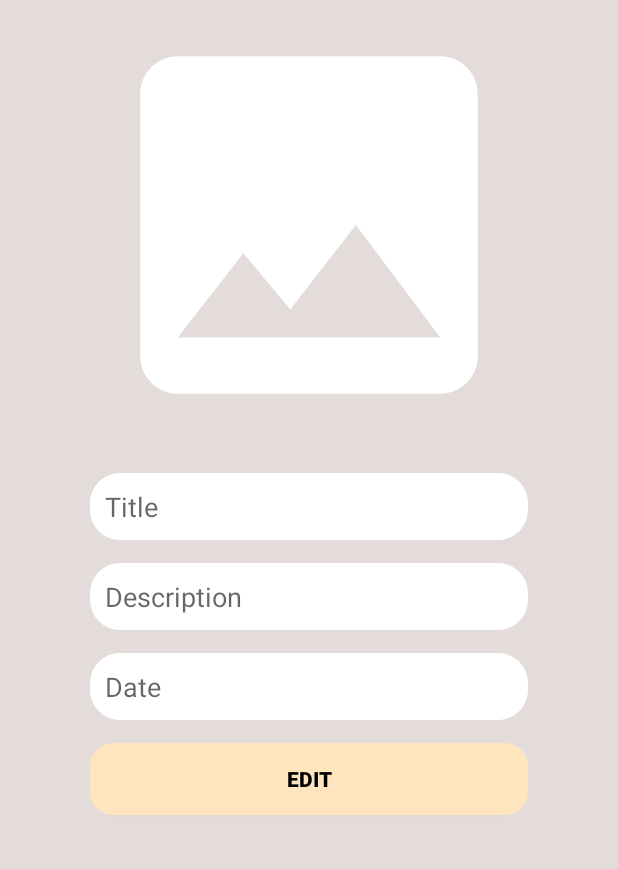
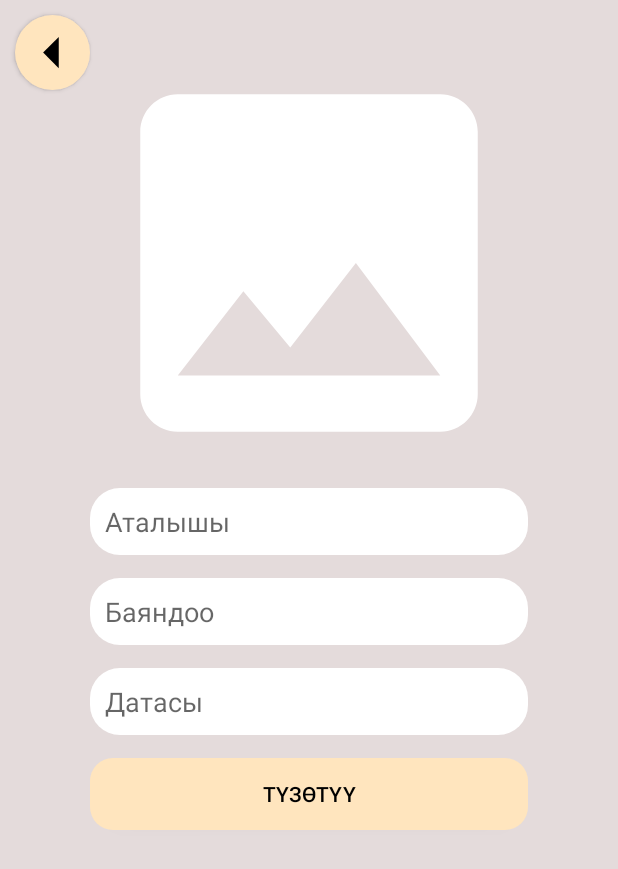
Before and after one commit to DzhaparovBekmamat/HomeTask2, an Android app: the screen it shows after launch (MainActivity), after a tap on an icon or button, on a phone screen of 412 x 824 dp. Shown: the top 869 px of the screen. Run offline under Robolectric (Android 15) with nearby library versions, the light colour scheme and no system bars.

Commit message:
Add some code

```diff
--- a/app/build.gradle
+++ b/app/build.gradle
@@ -34,10 +34,11 @@ android {
 
 dependencies {
     implementation 'com.github.bumptech.glide:glide:4.15.1'
-    implementation 'androidx.core:core-ktx:1.7.0'
+    implementation 'androidx.core:core-ktx:1.10.0'
     implementation 'androidx.appcompat:appcompat:1.6.1'
     implementation 'com.google.android.material:material:1.8.0'
     implementation 'androidx.constraintlayout:constraintlayout:2.1.4'
+    implementation 'androidx.core:core-ktx:1.10.0'
     testImplementation 'junit:junit:4.13.2'
     androidTestImplementation 'androidx.test.ext:junit:1.1.5'
     androidTestImplementation 'androidx.test.espresso:espresso-core:3.5.1'
--- a/app/src/main/AndroidManifest.xml
+++ b/app/src/main/AndroidManifest.xml
@@ -7,7 +7,7 @@
         android:dataExtractionRules="@xml/data_extraction_rules"
         android:fullBackupContent="@xml/backup_rules"
         android:icon="@mipmap/ic_launcher"
-        android:label="@string/app_name"
+        android:label="Notes.kg"
         android:supportsRtl="true"
         android:theme="@style/Theme.HomeTask2"
         tools:targetApi="31">
--- a/app/src/main/java/com/example/hometask2/AddFragment.kt
+++ b/app/src/main/java/com/example/hometask2/AddFragment.kt
@@ -12,6 +12,7 @@ import android.view.ViewGroup
 import android.widget.Button
 import android.widget.EditText
 import android.widget.ImageView
+import androidx.fragment.app.FragmentManager
 import java.io.IOException
 
 @Suppress("DEPRECATION")
@@ -28,6 +29,7 @@ class AddFragment : Fragment() {
     @SuppressLint("SetTextI18n")
     override fun onViewCreated(view: View, savedInstanceState: Bundle?) {
         super.onViewCreated(view, savedInstanceState)
+        val back: Button = view.findViewById(R.id.back)
         val button: Button = view.findViewById(R.id.button_add_fragment)
         val title: EditText = view.findViewById(R.id.first_edit_text_add_fragment)
         val description: EditText = view.findViewById(R.id.second_edit_text_add_fragment)
@@ -35,7 +37,12 @@ class AddFragment : Fragment() {
         imageView = view.findViewById(R.id.image_view_add_fragment)
         pickImageFromGallery()
         val bundle = Bundle()
-        if (arguments != null) {
+        if (arguments != null && arguments?.getSerializable("searchText") != null) {
+            val text = arguments?.getString("searchText")
+            title.setText(text)
+            button.text = "Түзөтүү"
+        }
+        if (arguments != null && arguments?.getSerializable("editNote") != null) {
             button.text = "Edit"
             val note = arguments?.getSerializable("editNote") as Note
             title.setText(note.title)
@@ -46,6 +53,7 @@ class AddFragment : Fragment() {
                 val descriptionString = description.text.toString()
                 val dateString = date.text.toString()
                 val edit = Note(imageUrl, titleString, descriptionString, dateString)
+                (requireActivity() as MainActivity).list.add(note)
                 bundle.putSerializable("edit", edit)
                 val pos = arguments?.getInt("position")
                 if (pos != null) {
@@ -64,6 +72,12 @@ class AddFragment : Fragment() {
                 requireActivity().supportFragmentManager.setFragmentResult("note", bundle)
                 requireActivity().supportFragmentManager.popBackStack()
             }
+        }
+        back.setOnClickListener {
+            val mainFragment = MainFragment()
+            val fragmentManager: FragmentManager = parentFragmentManager
+            fragmentManager.beginTransaction().replace(R.id.add_fragment_container, mainFragment)
+                .addToBackStack(null).commit()
         }
     }
 
--- a/app/src/main/java/com/example/hometask2/MainActivity.kt
+++ b/app/src/main/java/com/example/hometask2/MainActivity.kt
@@ -4,6 +4,7 @@ import androidx.appcompat.app.AppCompatActivity
 import android.os.Bundle
 
 class MainActivity : AppCompatActivity() {
+    val list: MutableList<Note> = ArrayList()
     override fun onCreate(savedInstanceState: Bundle?) {
         super.onCreate(savedInstanceState)
         setContentView(R.layout.activity_main)
--- a/app/src/main/java/com/example/hometask2/MainFragment.kt
+++ b/app/src/main/java/com/example/hometask2/MainFragment.kt
@@ -2,6 +2,7 @@ package com.example.hometask2
 
 import android.annotation.SuppressLint
 import android.app.AlertDialog
+import android.content.Intent
 import android.os.Bundle
 import androidx.fragment.app.Fragment
 import android.view.LayoutInflater
@@ -9,6 +10,7 @@ import android.view.View
 import android.view.ViewGroup
 import android.widget.Button
 import android.widget.EditText
+import android.widget.TextView
 import androidx.recyclerview.widget.RecyclerView
 
 @Suppress("DEPRECATION")
@@ -17,13 +19,16 @@ class MainFragment : Fragment(), NoteAdapter.IOnItem {
     private lateinit var noteAdapter: NoteAdapter
     private lateinit var add: Button
     private lateinit var sort: Button
+    private lateinit var textView: TextView
     override fun onViewCreated(view: View, savedInstanceState: Bundle?) {
         super.onViewCreated(view, savedInstanceState)
+        textView = view.findViewById(R.id.nothing_found)
+        recyclerView = view.findViewById(R.id.recyclerView)
         add = view.findViewById(R.id.button_add)
         sort = view.findViewById(R.id.button_sort)
-        recyclerView = view.findViewById(R.id.recyclerView)
         noteAdapter = NoteAdapter(this)
         recyclerView.adapter = noteAdapter
+        noteAdapter.setList((requireActivity() as MainActivity).list)
         requireActivity().supportFragmentManager.setFragmentResultListener(
             "note", this
         ) { _, result ->
@@ -50,6 +55,12 @@ class MainFragment : Fragment(), NoteAdapter.IOnItem {
             fragmentTransaction.replace(R.id.main_fragment_container, addFragment)
                 .addToBackStack(null).commit()
         }
+        val itemCount = recyclerView.adapter?.itemCount ?: 0
+        if (itemCount == 0) {
+            textView.visibility = View.VISIBLE
+        } else {
+            textView.visibility = View.GONE
+        }
     }
 
     private fun getSearchText(): String {
@@ -59,14 +70,19 @@ class MainFragment : Fragment(), NoteAdapter.IOnItem {
 
     override fun delete(position: Int) {
         val alertDialog = AlertDialog.Builder(requireContext())
-        alertDialog.setTitle("Предупреждение!")
-        alertDialog.setMessage("Вы уверены что хотите удалить?")
-        alertDialog.setPositiveButton("УДАЛИТЬ") { _, _ -> noteAdapter.delete(position) }
-        alertDialog.setNegativeButton("ОТМЕНА", null)
+        alertDialog.setTitle("Эскертүү!")
+        alertDialog.setMessage("Чын эле жок кылгыңыз келеби?")
+        alertDialog.setPositiveButton("Өчүрүү") { _, _ -> noteAdapter.delete(position) }
+        alertDialog.setNegativeButton("Токтотуу", null)
         alertDialog.show()
     }
 
     override fun share(position: Int) {
+        val intent = Intent(Intent.ACTION_SEND)
+        intent.type = "text/plain"
+        val noteText = "Эскертүүнүн тексти"
+        intent.putExtra(Intent.EXTRA_TEXT, noteText)
+        startActivity(Intent.createChooser(intent, "Эскертүүнү бөлүшүү"))
     }
 
     @SuppressLint("CommitTransaction")
--- a/app/src/main/java/com/example/hometask2/Note.kt
+++ b/app/src/main/java/com/example/hometask2/Note.kt
@@ -6,8 +6,5 @@ import java.io.Serializable
  * Author: Dzhaparov Bekmamat
  */
 class Note(
-    var photoResource: String?,
-    var title: String?,
-    var description: String?,
-    var date: String?
+    var photoResource: String?, var title: String?, var description: String?, var date: String?
 ) : Serializable
--- a/app/src/main/java/com/example/hometask2/NoteAdapter.kt
+++ b/app/src/main/java/com/example/hometask2/NoteAdapter.kt
@@ -14,7 +14,7 @@ import com.bumptech.glide.load.resource.bitmap.RoundedCorners
 
 class NoteAdapter(private val listener: MainFragment) :
     RecyclerView.Adapter<NoteAdapter.ViewHolder>() {
-    private val list = ArrayList<Note>()
+    private val list: MutableList<Note> = ArrayList()
 
     @SuppressLint("NotifyDataSetChanged")
     fun addNote(note: Note) {
@@ -51,6 +51,13 @@ class NoteAdapter(private val listener: MainFragment) :
         return list.size
     }
 
+    @SuppressLint("NotifyDataSetChanged")
+    fun setList(list: MutableList<Note>) {
+        this.list.clear()
+        this.list.addAll(list)
+        notifyDataSetChanged()
+    }
+
     inner class ViewHolder(view: View) : RecyclerView.ViewHolder(view) {
         private val imageView: ImageView = view.findViewById(R.id.image_view_note_list)
         private val title: TextView = view.findViewById(R.id.title_note_list)
@@ -58,7 +65,7 @@ class NoteAdapter(private val listener: MainFragment) :
         private val date: TextView = view.findViewById(R.id.date_note_list)
         private val delete: Button = view.findViewById(R.id.button_remove)
         private val editButton: Button = view.findViewById(R.id.button_edit)
-
+        private val share: Button = view.findViewById(R.id.button_share)
         fun bind(position: Int) {
             title.text = list[position].title
             description.text = list[position].description
@@ -71,6 +78,9 @@ class NoteAdapter(private val listener: MainFragment) :
             editButton.setOnClickListener {
                 listener.edit(position, list[position])
             }
+            share.setOnClickListener {
+                listener.share(adapterPosition)
+            }
         }
     }
 }
--- a/app/src/main/res/drawable/delete.xml
+++ b/app/src/main/res/drawable/delete.xml
@@ -1,4 +1,4 @@
-<vector android:height="24dp" android:tint="#000000"
+<vector android:height="24dp" android:tint="#262F56"
     android:viewportHeight="24" android:viewportWidth="24"
     android:width="24dp" xmlns:android="http://schemas.android.com/apk/res/android">
     <path android:fillColor="@android:color/white" android:pathData="M6,19c0,1.1 0.9,2 2,2h8c1.1,0 2,-0.9 2,-2V7H6v12zM19,4h-3.5l-1,-1h-5l-1,1H5v2h14V4z"/>
--- a/app/src/main/res/drawable/edit.xml
+++ b/app/src/main/res/drawable/edit.xml
@@ -1,4 +1,4 @@
-<vector android:height="24dp" android:tint="#000000"
+<vector android:height="24dp" android:tint="#262F56"
     android:viewportHeight="24" android:viewportWidth="24"
     android:width="24dp" xmlns:android="http://schemas.android.com/apk/res/android">
     <path android:fillColor="@android:color/white" android:pathData="M3,17.25V21h3.75L17.81,9.94l-3.75,-3.75L3,17.25zM20.71,7.04c0.39,-0.39 0.39,-1.02 0,-1.41l-2.34,-2.34c-0.39,-0.39 -1.02,-0.39 -1.41,0l-1.83,1.83 3.75,3.75 1.83,-1.83z"/>
--- a/app/src/main/res/drawable/image_add.xml
+++ b/app/src/main/res/drawable/image_add.xml
@@ -1,6 +1,6 @@
 <?xml version="1.0" encoding="utf-8"?>
-<vector android:height="48dp" android:tint="#FFFFFF"
+<vector android:height="80dp" android:tint="#FFFFFF"
     android:viewportHeight="24" android:viewportWidth="24"
-    android:width="48dp" xmlns:android="http://schemas.android.com/apk/res/android">
+    android:width="80dp" xmlns:android="http://schemas.android.com/apk/res/android">
     <path android:fillColor="@android:color/white" android:pathData="M21,19V5c0,-1.1 -0.9,-2 -2,-2H5c-1.1,0 -2,0.9 -2,2v14c0,1.1 0.9,2 2,2h14c1.1,0 2,-0.9 2,-2zM8.5,13.5l2.5,3.01L14.5,12l4.5,6H5l3.5,-4.5z"/>
 </vector>
--- /dev/null
+++ b/app/src/main/res/drawable/left.xml
@@ -0,0 +1,5 @@
+<vector android:autoMirrored="true" android:height="24dp"
+    android:tint="#000000" android:viewportHeight="24"
+    android:viewportWidth="24" android:width="24dp" xmlns:android="http://schemas.android.com/apk/res/android">
+    <path android:fillColor="@android:color/white" android:pathData="M14,7l-5,5 5,5V7z"/>
+</vector>
--- /dev/null
+++ b/app/src/main/res/drawable/left_path.xml
@@ -0,0 +1,9 @@
+<?xml version="1.0" encoding="utf-8"?>
+<layer-list xmlns:android="http://schemas.android.com/apk/res/android">
+    <item>
+        <shape android:shape="oval">
+            <solid android:color="@color/yellow"/>
+        </shape>
+    </item>
+    <item android:drawable="@drawable/left" />
+</layer-list>
--- a/app/src/main/res/drawable/share.xml
+++ b/app/src/main/res/drawable/share.xml
@@ -1,6 +1,5 @@
-<?xml version="1.0" encoding="utf-8"?>
 <vector android:autoMirrored="true" android:height="24dp"
-    android:tint="#000000" android:viewportHeight="24"
+    android:tint="#262F56" android:viewportHeight="24"
     android:viewportWidth="24" android:width="24dp" xmlns:android="http://schemas.android.com/apk/res/android">
     <path android:fillColor="@android:color/white" android:pathData="M19,19H5V5h7V3H5c-1.11,0 -2,0.9 -2,2v14c0,1.1 0.89,2 2,2h14c1.1,0 2,-0.9 2,-2v-7h-2v7zM14,3v2h3.59l-9.83,9.83 1.41,1.41L19,6.41V10h2V3h-7z"/>
 </vector>
--- a/app/src/main/res/layout/fragment_add.xml
+++ b/app/src/main/res/layout/fragment_add.xml
@@ -16,6 +16,7 @@
             android:id="@+id/image_view_add_fragment"
             android:layout_width="300dp"
             android:layout_height="300dp"
+            android:layout_marginTop="25dp"
             android:background="@drawable/image_add"
             app:layout_constraintLeft_toLeftOf="parent"
             app:layout_constraintRight_toRightOf="parent"
@@ -26,11 +27,11 @@
             android:layout_width="match_parent"
             android:layout_height="wrap_content"
             android:layout_marginHorizontal="60dp"
-            android:layout_marginTop="15dp"
             android:background="@drawable/image_view"
-            android:hint="Title"
+            android:hint="Аталышы"
             android:padding="10dp"
-            app:layout_constraintTop_toBottomOf="@id/image_view_add_fragment" />
+            app:layout_constraintTop_toBottomOf="@id/image_view_add_fragment"
+            tools:ignore="HardcodedText" />
 
         <EditText
             android:id="@+id/second_edit_text_add_fragment"
@@ -39,9 +40,11 @@
             android:layout_marginHorizontal="60dp"
             android:layout_marginTop="15dp"
             android:background="@drawable/image_view"
-            android:hint="Description"
+            android:hint="Баяндоо"
+            android:inputType="textAutoCorrect"
             android:padding="10dp"
-            app:layout_constraintTop_toBottomOf="@id/first_edit_text_add_fragment" />
+            app:layout_constraintTop_toBottomOf="@id/first_edit_text_add_fragment"
+            tools:ignore="HardcodedText" />
 
         <EditText
             android:id="@+id/third_edit_text_add_fragment"
@@ -50,9 +53,11 @@
             android:layout_marginHorizontal="60dp"
             android:layout_marginTop="15dp"
             android:background="@drawable/image_view"
-            android:hint="Date"
+            android:hint="Датасы"
+            android:inputType="phone"
             android:padding="10dp"
-            app:layout_constraintTop_toBottomOf="@id/second_edit_text_add_fragment" />
+            app:layout_constraintTop_toBottomOf="@id/second_edit_text_add_fragment"
+            tools:ignore="HardcodedText" />
 
         <androidx.appcompat.widget.AppCompatButton
             android:id="@+id/button_add_fragment"
@@ -61,9 +66,19 @@
             android:layout_marginHorizontal="60dp"
             android:layout_marginTop="15dp"
             android:background="@drawable/button_add_fragment"
-            android:text="Add"
+            android:text="Кошуу"
             android:textColor="@color/black"
-            android:textStyle="bold"
-            app:layout_constraintTop_toBottomOf="@id/third_edit_text_add_fragment" />
+            android:textStyle="normal"
+            app:layout_constraintTop_toBottomOf="@id/third_edit_text_add_fragment"
+            tools:ignore="HardcodedText" />
+
+        <androidx.appcompat.widget.AppCompatButton
+            android:id="@+id/back"
+            android:layout_width="50dp"
+            android:layout_height="50dp"
+            android:layout_margin="10dp"
+            android:background="@drawable/left_path"
+            app:layout_constraintLeft_toLeftOf="parent"
+            app:layout_constraintTop_toTopOf="parent" />
     </androidx.constraintlayout.widget.ConstraintLayout>
 </FrameLayout>
--- a/app/src/main/res/layout/fragment_main.xml
+++ b/app/src/main/res/layout/fragment_main.xml
@@ -19,7 +19,7 @@
             android:layout_margin="10dp"
             android:layout_marginTop="12dp"
             android:background="@drawable/edit_text_shape"
-            android:hint="Search..."
+            android:hint="Издөө..."
             android:padding="10dp"
             app:layout_constraintEnd_toStartOf="@+id/button_sort"
             app:layout_constraintStart_toStartOf="parent"
@@ -40,9 +40,9 @@
             android:layout_height="50dp"
             android:layout_margin="20dp"
             android:background="@drawable/button_add"
+            android:onClick="sortClick"
             app:layout_constraintBottom_toBottomOf="parent"
-            app:layout_constraintRight_toRightOf="parent"
-            android:onClick="sortClick"/>
+            app:layout_constraintRight_toRightOf="parent" />
 
         <androidx.recyclerview.widget.RecyclerView
             android:id="@+id/recyclerView"
@@ -50,7 +50,20 @@
             android:layout_height="0dp"
             app:layoutManager="androidx.recyclerview.widget.LinearLayoutManager"
             app:layout_constraintBottom_toBottomOf="parent"
-            app:layout_constraintTop_toBottomOf="@id/search_edit_text"
-            tools:listitem="@layout/note_list" />
+            app:layout_constraintTop_toBottomOf="@id/search_edit_text" />
+
+        <TextView
+            android:id="@+id/nothing_found"
+            android:layout_width="wrap_content"
+            android:layout_height="wrap_content"
+            android:text="ЭЧ НЕРСЕ ТАБЫЛГАН ЖОК :("
+            android:textColor="@color/black"
+            android:textSize="15sp"
+            android:textStyle="italic"
+            android:visibility="invisible"
+            app:layout_constraintBottom_toBottomOf="parent"
+            app:layout_constraintLeft_toLeftOf="parent"
+            app:layout_constraintRight_toRightOf="parent"
+            app:layout_constraintTop_toTopOf="parent" />
     </androidx.constraintlayout.widget.ConstraintLayout>
 </FrameLayout>
--- a/app/src/main/res/values/strings.xml
+++ b/app/src/main/res/values/strings.xml
@@ -2,4 +2,7 @@
     <string name="app_name">HomeTask2</string>
     <!-- TODO: Remove or change this placeholder text -->
     <string name="hello_blank_fragment">Hello blank fragment</string>
+    <string name="date">Date</string>
+    <string name="description">Description</string>
+    <string name="title">Title</string>
 </resources>
--- a/build.gradle
+++ b/build.gradle
@@ -2,5 +2,5 @@
 plugins {
     id 'com.android.application' version '7.4.2' apply false
     id 'com.android.library' version '7.4.2' apply false
-    id 'org.jetbrains.kotlin.android' version '1.8.0' apply false
+    id 'org.jetbrains.kotlin.android' version '1.8.20' apply false
 }
```
Also changed, not shown: app/src/main/res/layout/note_list.xml (+53 -30 lines).
